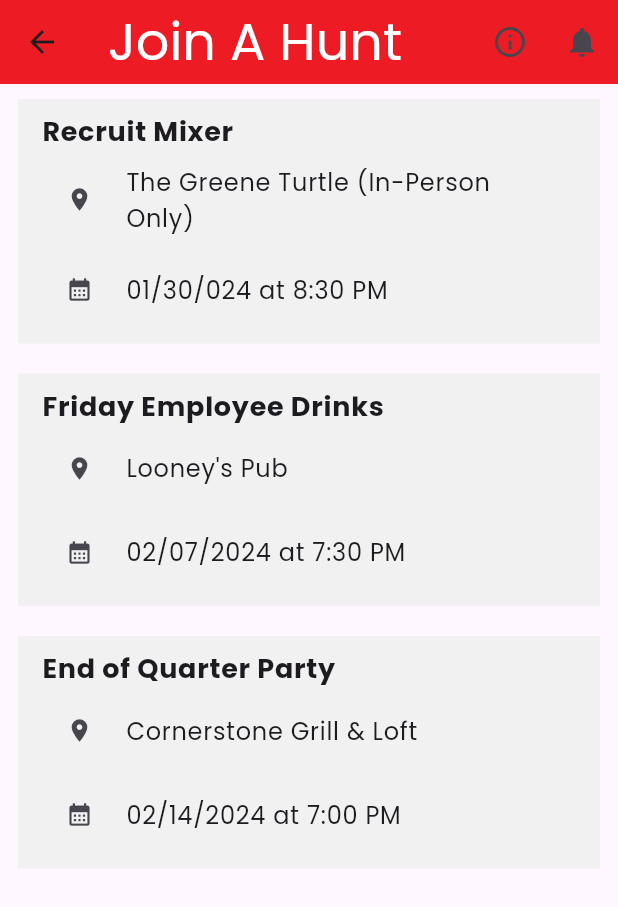
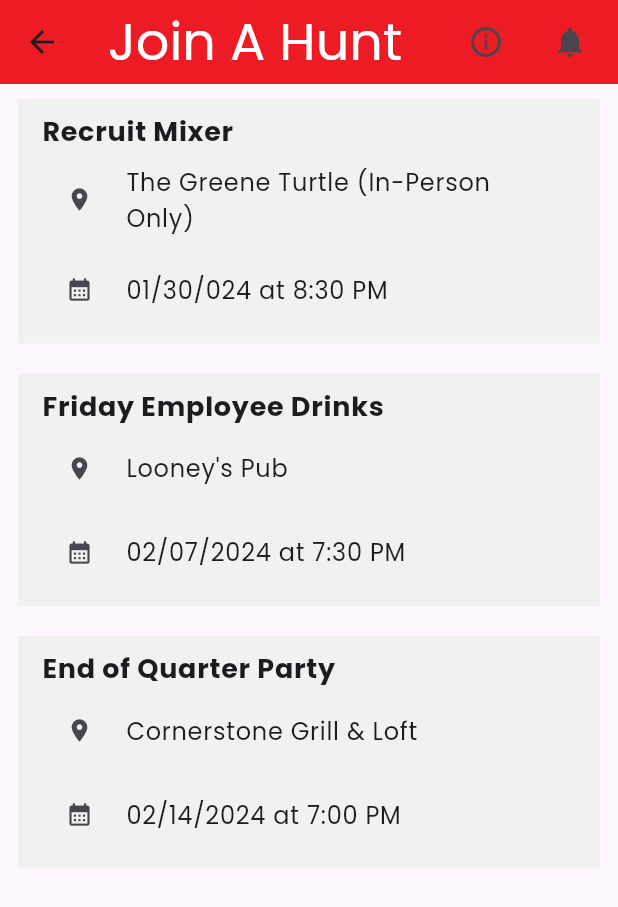
Before and after one commit to pabin1/afterhours-copy, a Flutter app: the JoinHuntView screen opened directly, on a phone screen of 412 x 824 dp. Shown: the top 907 px of the screen. Run offline on Flutter 3.47's test engine with Material 3 defaults, Android fonts, the light colour scheme and no system bars; our stand-ins replace google_fonts.

Commit message:
Added padding

```diff
--- a/client/lib/views/join_hunt_view.dart
+++ b/client/lib/views/join_hunt_view.dart
@@ -18,13 +18,19 @@ class JoinHuntView extends StatelessWidget {
           ),
         ),
         actions: [
-          IconButton(
-            onPressed: () => {},
-            icon: const Icon(Icons.info_outline),
+          Padding(
+            padding: const EdgeInsets.only(right: 8.0),
+            child: IconButton(
+              onPressed: () => {},
+              icon: const Icon(Icons.info_outline),
+            ),
           ),
-          IconButton(
-            onPressed: () => {},
-            icon: const Icon(Icons.notifications),
+          Padding(
+            padding: const EdgeInsets.only(right: 8.0),
+            child: IconButton(
+              onPressed: () => {},
+              icon: const Icon(Icons.notifications),
+            ),
           )
         ],
         backgroundColor: praxisRed,
```
